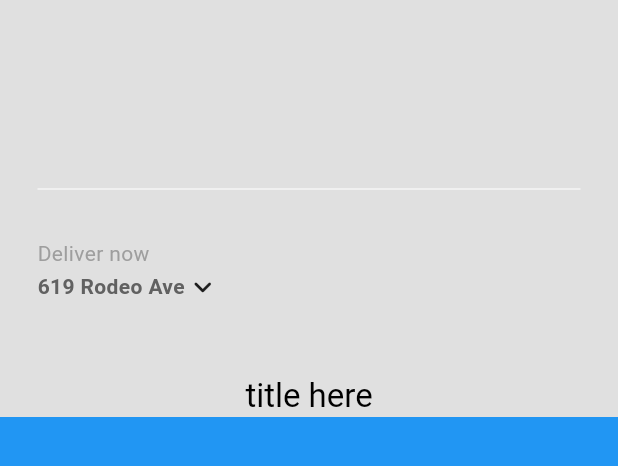
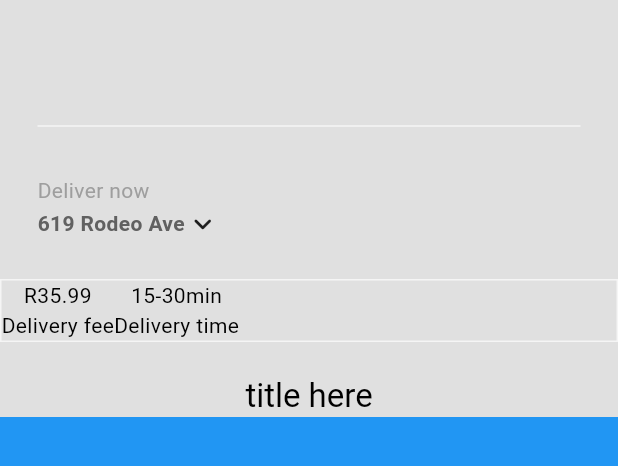
Before and after one commit to aLearningLad/grubnerd, a Flutter app: the HomePage screen opened directly, on a phone screen of 412 x 824 dp, the part 63-529 px from its top. Run offline on Flutter 3.47's test engine with Material 3 defaults, Android fonts, the phone set to English and light mode, and no system bars.

Commit message:
description box added

```diff
--- a/lib/components/my_description_box.dart
+++ b/lib/components/my_description_box.dart
@@ -21,8 +21,8 @@
 // delivery time
           Column(
             children: [
-              Text('R35.99'),
-              Text('Delivery fee'),
+              Text('15-30min'),
+              Text('Delivery time'),
             ],
           )
         ],
--- a/lib/pages/home_page.dart
+++ b/lib/pages/home_page.dart
@@ -1,5 +1,6 @@
 import 'package:flutter/material.dart';
 import 'package:grubnerdapp/components/my_current_location.dart';
+import 'package:grubnerdapp/components/my_description_box.dart';
 import 'package:grubnerdapp/components/my_drawer.dart';
 import 'package:grubnerdapp/components/my_sliver_app_bar.dart';
 
@@ -31,6 +32,7 @@
                 MyCurrentLocation(),
 
                 // description box
+                MyDescriptionBox()
               ],
             ),
             title: Text('title here'),
```
